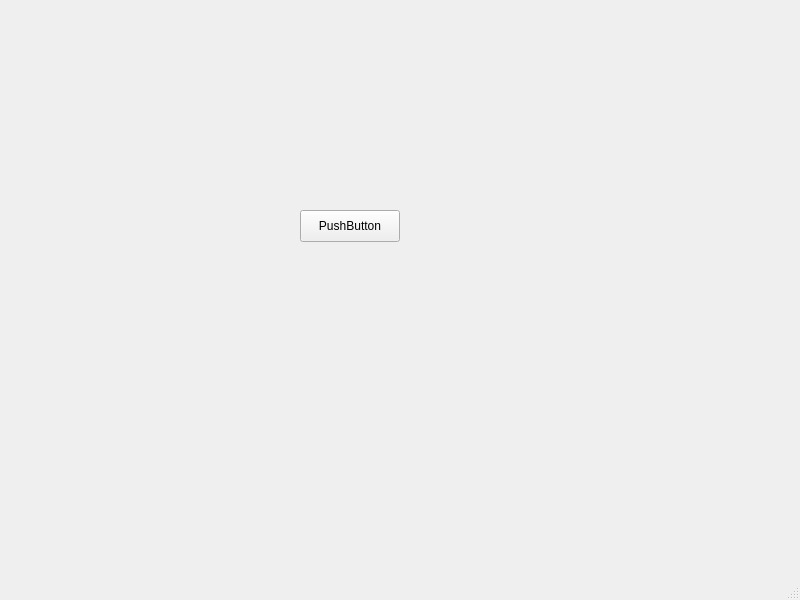
Darwin-Che/balance-car-qt, file mainwindow.ui: the form before one commit.
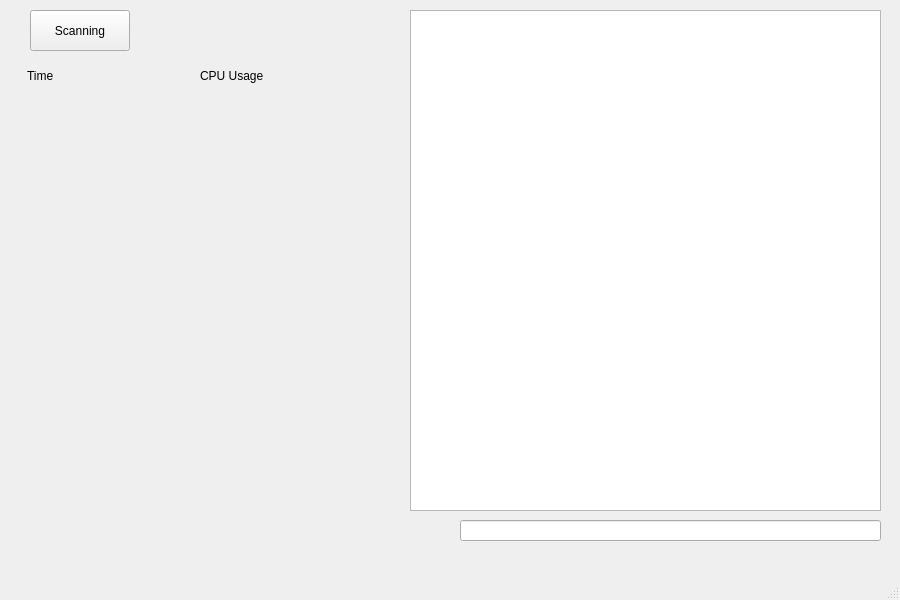
The form after the commit.

Commit message: Defined Msg Interface

```diff
--- a/mainwindow.ui
+++ b/mainwindow.ui
@@ -6,7 +6,7 @@
    <rect>
     <x>0</x>
     <y>0</y>
-    <width>800</width>
+    <width>900</width>
     <height>600</height>
    </rect>
   </property>
@@ -14,17 +14,93 @@
    <string>MainWindow</string>
   </property>
   <widget class="QWidget" name="centralwidget">
-   <widget class="QPushButton" name="pushButton">
+   <widget class="QLabel" name="label_time">
     <property name="geometry">
      <rect>
-      <x>300</x>
-      <y>210</y>
+      <x>27</x>
+      <y>60</y>
+      <width>171</width>
+      <height>31</height>
+     </rect>
+    </property>
+    <property name="text">
+     <string>Time</string>
+    </property>
+    <property name="wordWrap">
+     <bool>false</bool>
+    </property>
+   </widget>
+   <widget class="QLabel" name="label_cpu_usage">
+    <property name="geometry">
+     <rect>
+      <x>200</x>
+      <y>60</y>
+      <width>161</width>
+      <height>31</height>
+     </rect>
+    </property>
+    <property name="text">
+     <string>CPU Usage</string>
+    </property>
+    <property name="wordWrap">
+     <bool>false</bool>
+    </property>
+   </widget>
+   <widget class="QPushButton" name="btn_connect">
+    <property name="geometry">
+     <rect>
+      <x>30</x>
+      <y>10</y>
       <width>100</width>
-      <height>32</height>
+      <height>41</height>
      </rect>
     </property>
     <property name="text">
-     <string>PushButton</string>
+     <string>Scanning</string>
+    </property>
+   </widget>
+   <widget class="QTableView" name="tableView_msgs">
+    <property name="geometry">
+     <rect>
+      <x>410</x>
+      <y>10</y>
+      <width>471</width>
+      <height>501</height>
+     </rect>
+    </property>
+    <property name="textElideMode">
+     <enum>Qt::ElideNone</enum>
+    </property>
+    <property name="showGrid">
+     <bool>true</bool>
+    </property>
+    <property name="wordWrap">
+     <bool>true</bool>
+    </property>
+    <attribute name="horizontalHeaderVisible">
+     <bool>false</bool>
+    </attribute>
+    <attribute name="horizontalHeaderDefaultSectionSize">
+     <number>100</number>
+    </attribute>
+    <attribute name="horizontalHeaderStretchLastSection">
+     <bool>true</bool>
+    </attribute>
+    <attribute name="verticalHeaderVisible">
+     <bool>false</bool>
+    </attribute>
+    <attribute name="verticalHeaderStretchLastSection">
+     <bool>false</bool>
+    </attribute>
+   </widget>
+   <widget class="QLineEdit" name="lineedit_msgs">
+    <property name="geometry">
+     <rect>
+      <x>460</x>
+      <y>520</y>
+      <width>421</width>
+      <height>21</height>
+     </rect>
     </property>
    </widget>
   </widget>
```
Left out of the diff: 2 changed lines with no effect on the pictures. The commit also changes 6 other files.
